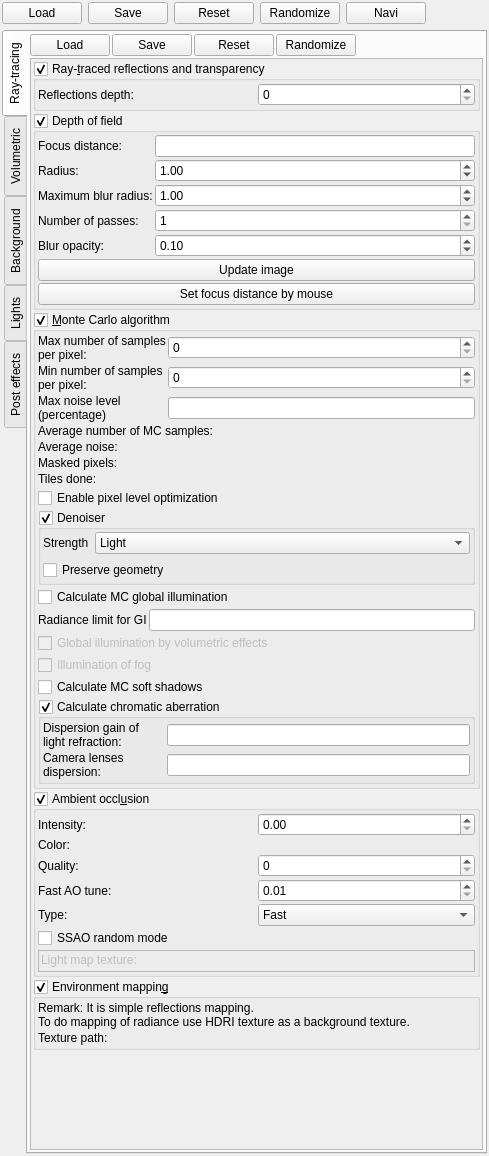
Qt form mandelbulber2/qt/dock_effects.ui (buddhi1980/mandelbulber2) before a commit.
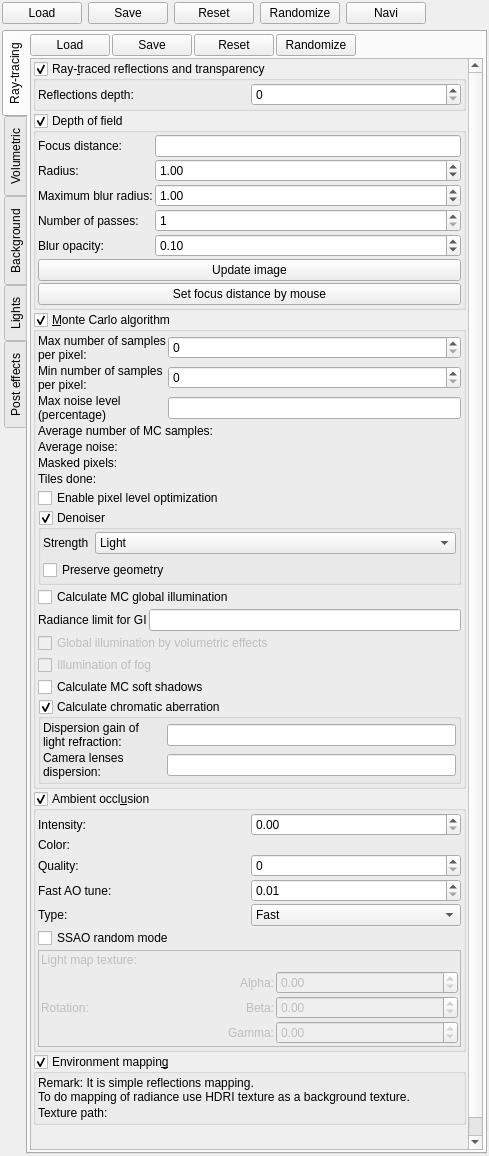
The same form after that commit. Icons and pictures are not drawn. Custom widgets are drawn as their Qt base class.

Commit message: Added option for rotation of ambient occlusion light map Update more examples

Patch:
```diff
--- a/mandelbulber2/qt/dock_effects.ui
+++ b/mandelbulber2/qt/dock_effects.ui
@@ -179,8 +179,8 @@
            <rect>
             <x>0</x>
             <y>0</y>
-            <width>450</width>
-            <height>1078</height>
+            <width>432</width>
+            <height>1164</height>
            </rect>
           </property>
           <layout class="QVBoxLayout" name="verticalLayout_34">
@@ -1144,6 +1144,149 @@
                    </item>
                   </layout>
                  </item>
+                 <item>
+                  <layout class="QGridLayout" name="gridLayout_23">
+                   <property name="spacing">
+                    <number>2</number>
+                   </property>
+                   <item row="1" column="1">
+                    <widget class="QLabel" name="label_236">
+                     <property name="text">
+                      <string>Beta:</string>
+                     </property>
+                     <property name="alignment">
+                      <set>Qt::AlignRight|Qt::AlignTrailing|Qt::AlignVCenter</set>
+                     </property>
+                    </widget>
+                   </item>
+                   <item row="0" column="1">
+                    <widget class="QLabel" name="label_235">
+                     <property name="text">
+                      <string>Alpha:</string>
+                     </property>
+                     <property name="alignment">
+                      <set>Qt::AlignRight|Qt::AlignTrailing|Qt::AlignVCenter</set>
+                     </property>
+                    </widget>
+                   </item>
+                   <item row="0" column="0" rowspan="3">
+                    <widget class="QLabel" name="label_234">
+                     <property name="sizePolicy">
+                      <sizepolicy hsizetype="Maximum" vsizetype="Preferred">
+                       <horstretch>0</horstretch>
+                       <verstretch>0</verstretch>
+                      </sizepolicy>
+                     </property>
+                     <property name="text">
+                      <string>Rotation:</string>
+                     </property>
+                    </widget>
+                   </item>
+                   <item row="2" column="1">
+                    <widget class="QLabel" name="label_237">
+                     <property name="text">
+                      <string>Gamma:</string>
+                     </property>
+                     <property name="alignment">
+                      <set>Qt::AlignRight|Qt::AlignTrailing|Qt::AlignVCenter</set>
+                     </property>
+                    </widget>
+                   </item>
+                   <item row="0" column="2">
+                    <widget class="MyDoubleSpinBox" name="spinboxd3_ao_light_map_rotation_x">
+                     <property name="sizePolicy">
+                      <sizepolicy hsizetype="Minimum" vsizetype="Maximum">
+                       <horstretch>0</horstretch>
+                       <verstretch>0</verstretch>
+                      </sizepolicy>
+                     </property>
+                     <property name="accelerated">
+                      <bool>true</bool>
+                     </property>
+                     <property name="prefix">
+                      <string/>
+                     </property>
+                     <property name="suffix">
+                      <string/>
+                     </property>
+                     <property name="decimals">
+                      <number>2</number>
+                     </property>
+                     <property name="minimum">
+                      <double>-180.000000000000000</double>
+                     </property>
+                     <property name="maximum">
+                      <double>180.000000000000000</double>
+                     </property>
+                     <property name="singleStep">
+                      <double>1.000000000000000</double>
+                     </property>
+                    </widget>
+                   </item>
+                   <item row="1" column="2">
+                    <widget class="MyDoubleSpinBox" name="spinboxd3_ao_light_map_rotation_y">
+                     <property name="sizePolicy">
+                      <sizepolicy hsizetype="Minimum" vsizetype="Maximum">
+                       <horstretch>0</horstretch>
+                       <verstretch>0</verstretch>
+                      </sizepolicy>
+                     </property>
+                     <property name="accelerated">
+                      <bool>true</bool>
+                     </property>
+                     <property name="prefix">
+                      <string/>
+                     </property>
+                     <property name="suffix">
+                      <string/>
+                     </property>
+                     <property name="decimals">
+                      <number>2</number>
+                     </property>
+                     <property name="minimum">
+                      <double>-180.000000000000000</double>
+                     </property>
+                     <property name="maximum">
+                      <double>180.000000000000000</double>
+                     </property>
+                     <property name="singleStep">
+                      <double>1.000000000000000</double>
+                     </property>
+                    </widget>
+                   </item>
+                   <item row="2" column="2">
+                    <widget class="MyDoubleSpinBox" name="spinboxd3_ao_light_map_rotation_z">
+                     <property name="sizePolicy">
+                      <sizepolicy hsizetype="Minimum" vsizetype="Maximum">
+                       <horstretch>0</horstretch>
+                       <verstretch>0</verstretch>
+                      </sizepolicy>
+                     </property>
+                     <property name="accelerated">
+                      <bool>true</bool>
+                     </property>
+                     <property name="prefix">
+                      <string/>
+                     </property>
+                     <property name="suffix">
+                      <string/>
+                     </property>
+                     <property name="decimals">
+                      <number>2</number>
+                     </property>
+                     <property name="minimum">
+                      <double>-180.000000000000000</double>
+                     </property>
+                     <property name="maximum">
+                      <double>180.000000000000000</double>
+                     </property>
+                     <property name="singleStep">
+                      <double>1.000000000000000</double>
+                     </property>
+                    </widget>
+                   </item>
+                  </layout>
+                 </item>
                 </layout>
                </widget>
               </item>
```
Left out of the diff: 14 changed lines with no effect on the pictures. The commit also changes 18 other files.
